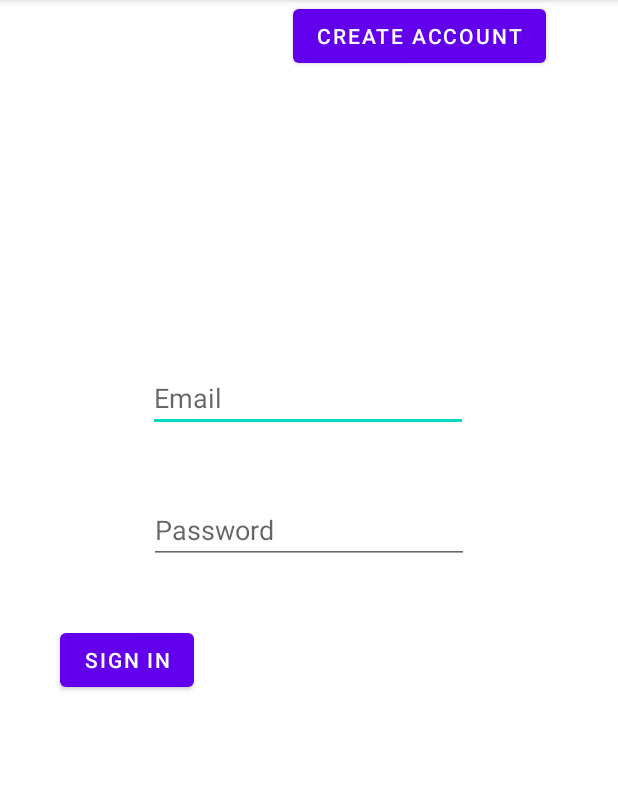
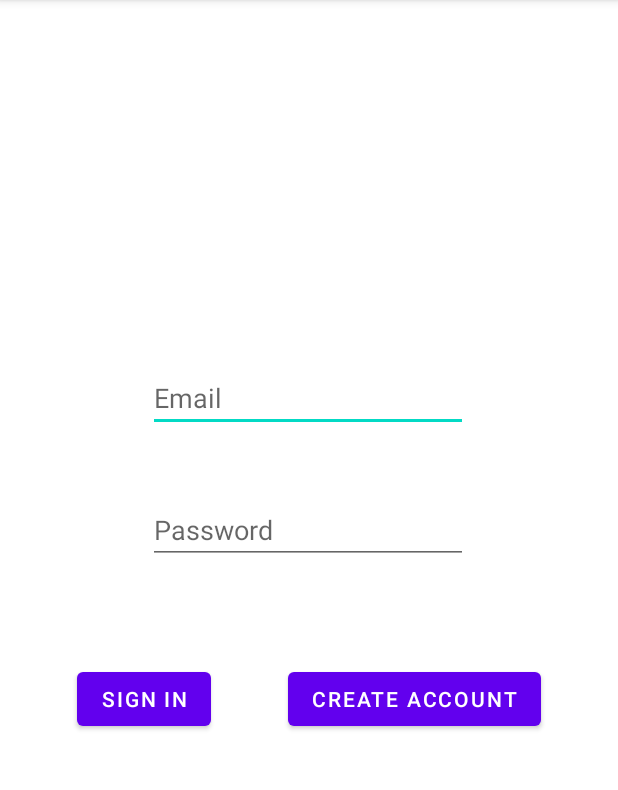
Before and after one commit to mayankk25/Budget-Tracker, an Android app: the screen it shows after launch (MainActivity), on a phone screen of 412 x 824 dp, the part 84-874 px from its top. Run offline under Robolectric (Android 15) with nearby library versions, the phone set to English and light mode, and no system bars; our stand-ins replace Firebase (no records; nobody signed in at launch, a user with empty details on screens opened directly), data binding.

Commit message:
Firebase Sign In

```diff
--- a/app/src/main/res/layout/login_fragment.xml
+++ b/app/src/main/res/layout/login_fragment.xml
@@ -26,33 +26,38 @@
             android:id="@+id/SignInButton"
             android:layout_width="wrap_content"
             android:layout_height="wrap_content"
-            android:layout_marginStart="40dp"
-            android:layout_marginBottom="304dp"
+            android:layout_marginTop="40dp"
             android:text="@string/sign_in"
             app:layout_constraintBottom_toBottomOf="parent"
             app:layout_constraintEnd_toStartOf="@+id/CreateAccountButton"
-            app:layout_constraintHorizontal_bias="0.0"
-            app:layout_constraintStart_toStartOf="parent" />
+            app:layout_constraintHorizontal_bias="0.5"
+            app:layout_constraintStart_toStartOf="parent"
+            app:layout_constraintTop_toBottomOf="@+id/editTextTextPassword"
+            app:layout_constraintVertical_bias="0.085" />
 
         <Button
             android:id="@+id/CreateAccountButton"
             android:layout_width="wrap_content"
             android:layout_height="wrap_content"
-            android:layout_marginEnd="48dp"
             android:text="@string/create_account"
+            app:layout_constraintBottom_toBottomOf="parent"
             app:layout_constraintEnd_toEndOf="parent"
-            tools:layout_editor_absoluteY="379dp" />
+            app:layout_constraintHorizontal_bias="0.5"
+            app:layout_constraintStart_toEndOf="@+id/SignInButton"
+            app:layout_constraintTop_toTopOf="@+id/SignInButton"
+            app:layout_constraintVertical_bias="0.0" />
 
         <EditText
             android:id="@+id/editTextTextPassword"
             android:layout_width="wrap_content"
             android:layout_height="wrap_content"
-            android:layout_marginBottom="40dp"
+            android:layout_marginBottom="392dp"
             android:ems="10"
             android:hint="@string/password_hint"
             android:inputType="textPassword"
-            app:layout_constraintBottom_toTopOf="@+id/SignInButton"
+            app:layout_constraintBottom_toBottomOf="parent"
             app:layout_constraintEnd_toEndOf="parent"
+            app:layout_constraintHorizontal_bias="0.497"
             app:layout_constraintStart_toStartOf="parent" />
 
     </androidx.constraintlayout.widget.ConstraintLayout>
```
Also changed, not shown: app/src/main/java/com/example/budgettracker/LoginFragment.kt (+25 -0 lines).
